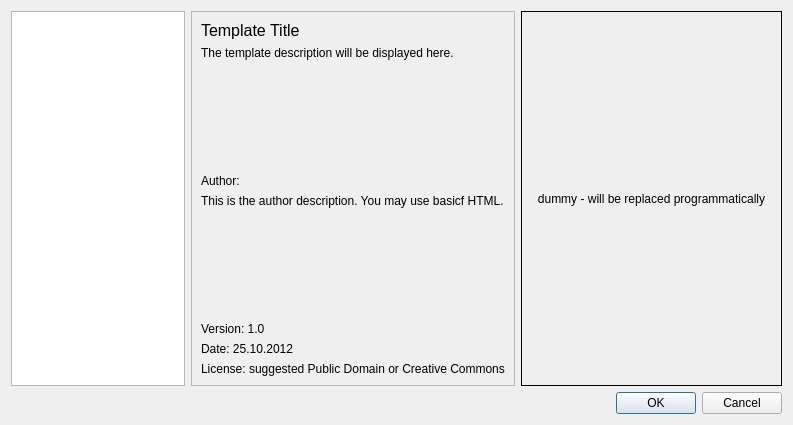
This is templateselector.ui in svn2github/texstudio-trunk as Qt 5 draws it before an edit. The edited form follows.
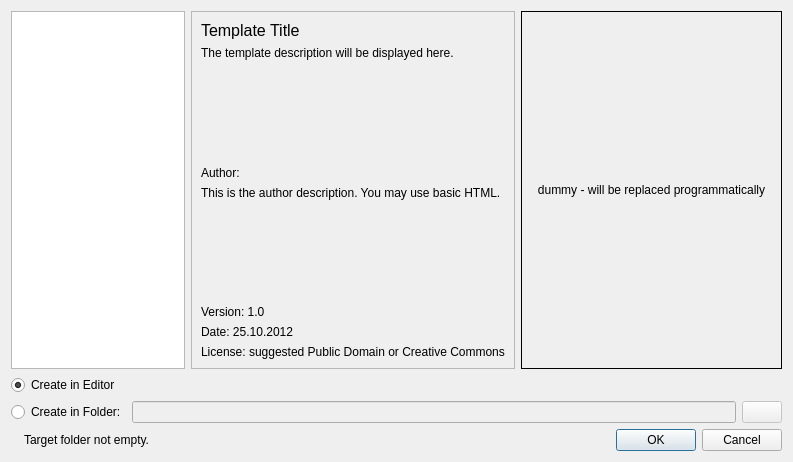
This is the edited form. Icons and pictures are not drawn.

Commit message: Template system: add support for multi-file templates, allow to instantiate templates in a folder on disk.

The edit to the form file:
```diff
--- a/templateselector.ui
+++ b/templateselector.ui
@@ -7,7 +7,7 @@
     <x>0</x>
     <y>0</y>
     <width>793</width>
-    <height>425</height>
+    <height>462</height>
    </rect>
   </property>
   <property name="windowTitle">
@@ -70,7 +70,7 @@
       <item>
        <widget class="QLabel" name="lbAuthor">
         <property name="text">
-         <string notr="true">This is the author description. You may use basicf HTML.</string>
+         <string notr="true">This is the author description. You may use basic HTML.</string>
         </property>
         <property name="alignment">
          <set>Qt::AlignLeading|Qt::AlignLeft|Qt::AlignTop</set>
@@ -147,13 +147,6 @@
      </property>
     </widget>
    </item>
-   <item row="1" column="0" colspan="3">
-    <widget class="QDialogButtonBox" name="buttonBox">
-     <property name="standardButtons">
-      <set>QDialogButtonBox::Cancel|QDialogButtonBox::Ok</set>
-     </property>
-    </widget>
-   </item>
    <item row="0" column="0">
     <widget class="QTreeWidget" name="templatesTree">
      <property name="sizePolicy">
@@ -165,8 +158,87 @@
      <attribute name="headerVisible">
       <bool>false</bool>
      </attribute>
+     <column>
+      <property name="text">
+       <string notr="true">1</string>
+      </property>
+     </column>
     </widget>
    </item>
+   <item row="2" column="0" colspan="3">
+    <layout class="QHBoxLayout" name="horizontalLayout_2">
+     <item>
+      <widget class="QRadioButton" name="rbCreateInFolder">
+       <property name="text">
+        <string>Create in Folder:</string>
+       </property>
+      </widget>
+     </item>
+     <item>
+      <widget class="QLineEdit" name="lePath">
+       <property name="enabled">
+        <bool>false</bool>
+       </property>
+      </widget>
+     </item>
+     <item>
+      <widget class="QPushButton" name="btPath">
+       <property name="enabled">
+        <bool>false</bool>
+       </property>
+       <property name="text">
+        <string/>
+       </property>
+       <property name="icon">
+        <iconset resource="texstudio.qrc">
+         <normaloff>:/classic/images/classic/fileopen.png</normaloff>:/classic/images/classic/fileopen.png</iconset>
+       </property>
+      </widget>
+     </item>
+    </layout>
+   </item>
+   <item row="1" column="0" colspan="3">
+    <layout class="QHBoxLayout" name="horizontalLayout">
+     <item>
+      <widget class="QRadioButton" name="rbCreateInEditor">
+       <property name="text">
+        <string>Create in Editor</string>
+       </property>
+       <property name="checked">
+        <bool>true</bool>
+       </property>
+      </widget>
+     </item>
+    </layout>
+   </item>
+   <item row="5" column="0" colspan="3">
+    <layout class="QHBoxLayout" name="horizontalLayout_3">
+     <item>
+      <widget class="QLabel" name="warningIcon">
+       <property name="text">
+        <string/>
+       </property>
+       <property name="pixmap">
+        <pixmap resource="texstudio.qrc">:/images/warning_16.png</pixmap>
+       </property>
+      </widget>
+     </item>
+     <item>
+      <widget class="QLabel" name="warningText">
+       <property name="text">
+        <string>Target folder not empty.</string>
+       </property>
+      </widget>
+     </item>
+     <item>
+      <widget class="QDialogButtonBox" name="buttonBox">
+       <property name="standardButtons">
+        <set>QDialogButtonBox::Cancel|QDialogButtonBox::Ok</set>
+       </property>
+      </widget>
+     </item>
+    </layout>
+   </item>
   </layout>
  </widget>
  <resources/>
```
Left out of the diff: 4 changed lines with no effect on the pictures. The commit also changes 10 other files.
